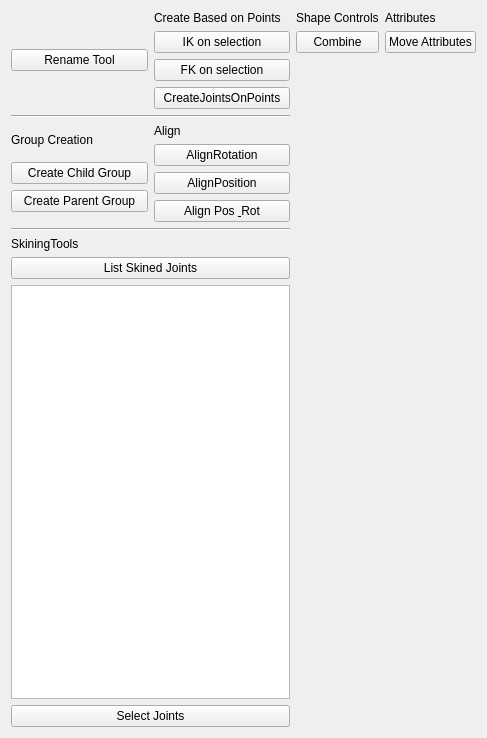
Before: the Qt Designer form Python/Resources/RMINTRigTools.ui in rendermotion/RMPY, drawn with Qt 5.
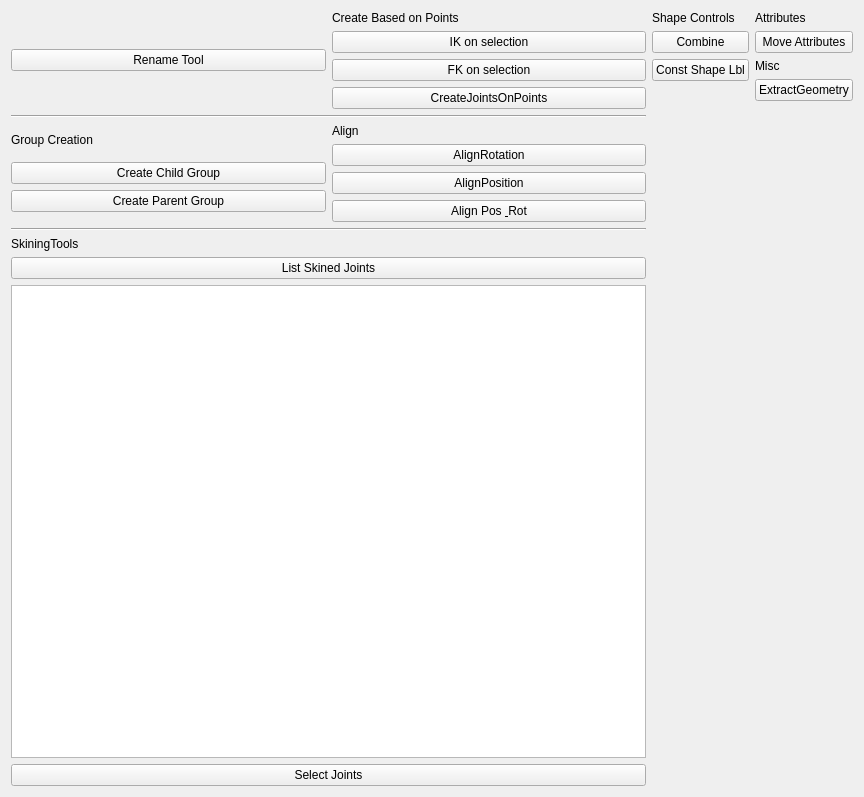
After: the same form once the commit is applied.

Commit message:
Extract Geometry
Se agrego el boton de extract Geometry en la ventana de Rigg Tools

The edit to the form file:
```diff
--- a/Python/Resources/RMINTRigTools.ui
+++ b/Python/Resources/RMINTRigTools.ui
@@ -6,8 +6,8 @@
    <rect>
     <x>0</x>
     <y>0</y>
-    <width>487</width>
-    <height>738</height>
+    <width>864</width>
+    <height>797</height>
    </rect>
   </property>
   <property name="windowTitle">
@@ -208,6 +208,13 @@
          </property>
         </widget>
        </item>
+       <item>
+        <widget class="QPushButton" name="ConstShapeLblBtn">
+         <property name="text">
+          <string>Const Shape Lbl</string>
+         </property>
+        </widget>
+       </item>
        <item>
         <spacer name="verticalSpacer_2">
          <property name="orientation">
@@ -242,6 +249,20 @@
          </property>
         </widget>
        </item>
+       <item>
+        <widget class="QLabel" name="MiscLabel">
+         <property name="text">
+          <string>Misc</string>
+         </property>
+        </widget>
+       </item>
+       <item>
+        <widget class="QPushButton" name="ExtractGeoBtn">
+         <property name="text">
+          <string>ExtractGeometry</string>
+         </property>
+        </widget>
+       </item>
        <item>
         <spacer name="verticalSpacer_3">
          <property name="orientation">
```
The commit also changes 8 other files.
